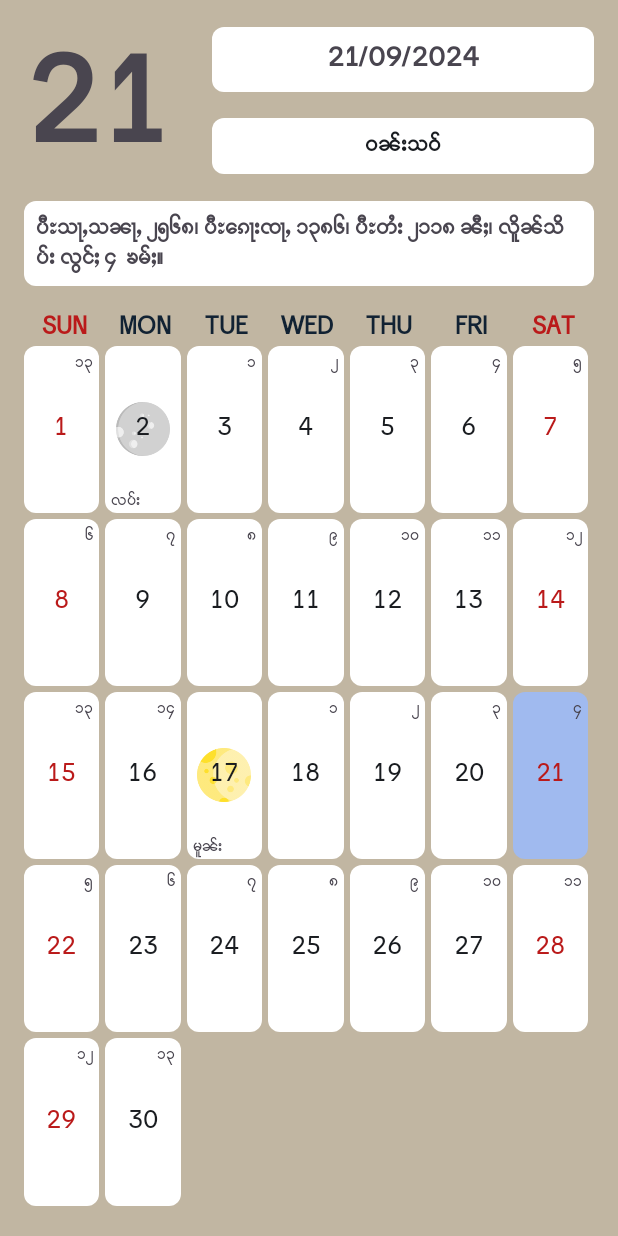
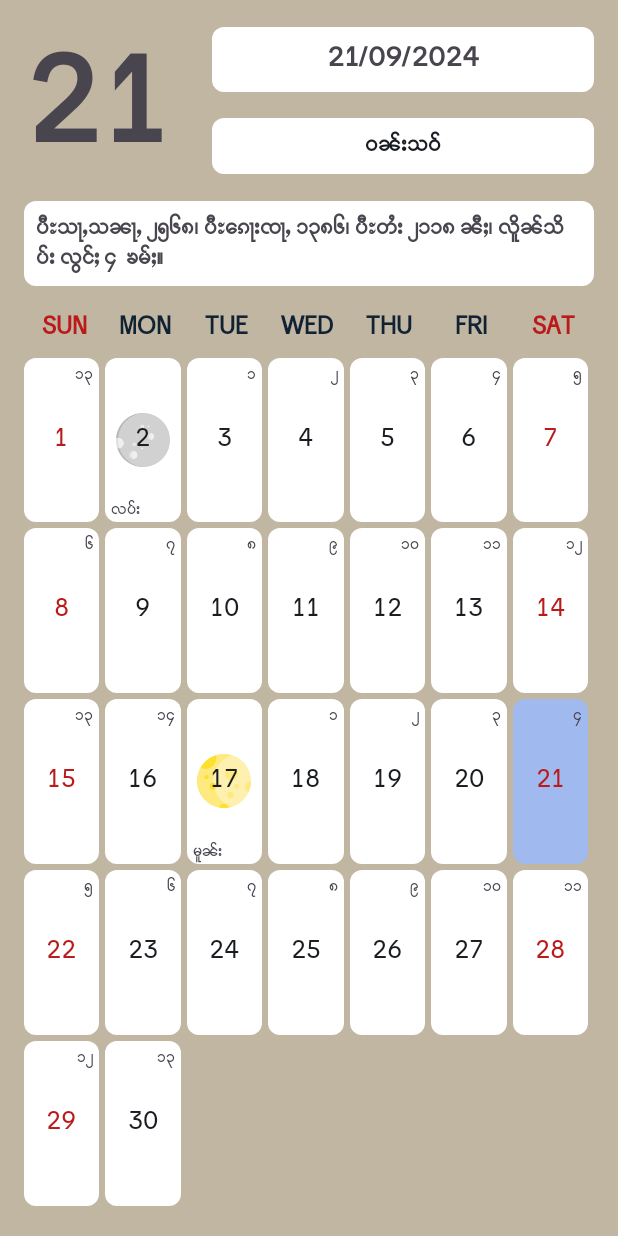
Before and after one commit to SaingHmineTun/TMK_Tai_Calendar, an Android app: the screen it shows after launch (MainActivity), on a phone screen of 412 x 824 dp. Run offline under Robolectric (Android 15) with nearby library versions, the phone set to English and light mode, and no system bars; our stand-ins replace Room's generated code.

Commit message:
Change font name to AJKunheingETM05. Adjust: Title row and grid view are too close.

```diff
--- a/app/src/main/res/layout/activity_main.xml
+++ b/app/src/main/res/layout/activity_main.xml
@@ -10,10 +10,10 @@
     tools:context=".activities.MainActivity">
 
     <TextView
-        android:paddingTop="16dp"
         android:id="@+id/tv_day"
         android:layout_width="125dp"
         android:layout_height="wrap_content"
+        android:paddingTop="16dp"
         android:text="28"
         android:textAlignment="textStart"
         android:textSize="80sp"
@@ -156,6 +156,7 @@
         android:id="@+id/gl_date"
         android:layout_width="match_parent"
         android:layout_height="0dp"
+        android:layout_marginTop="8dp"
         android:layout_marginBottom="16dp"
         android:animateLayoutChanges="true"
         android:columnCount="7"
--- a/app/src/main/res/values/themes.xml
+++ b/app/src/main/res/values/themes.xml
@@ -1,6 +1,6 @@
 <resources>
     <style name="AppTheme" parent="Theme.Material3.Light.NoActionBar">
-        <item name="android:fontFamily">@font/custom</item>
+        <item name="android:fontFamily">@font/aj_kunheing_etm05_medium</item>
         <item name="colorPrimary">@color/md_theme_primary</item>
         <item name="colorOnPrimary">@color/md_theme_onPrimary</item>
         <item name="colorPrimaryContainer">@color/md_theme_primaryContainer</item>
```
Also changed, not shown: app/src/main/res/font/aj_kunheing_etm05_medium.ttf (renamed from app/src/main/res/font/custom.ttf).
